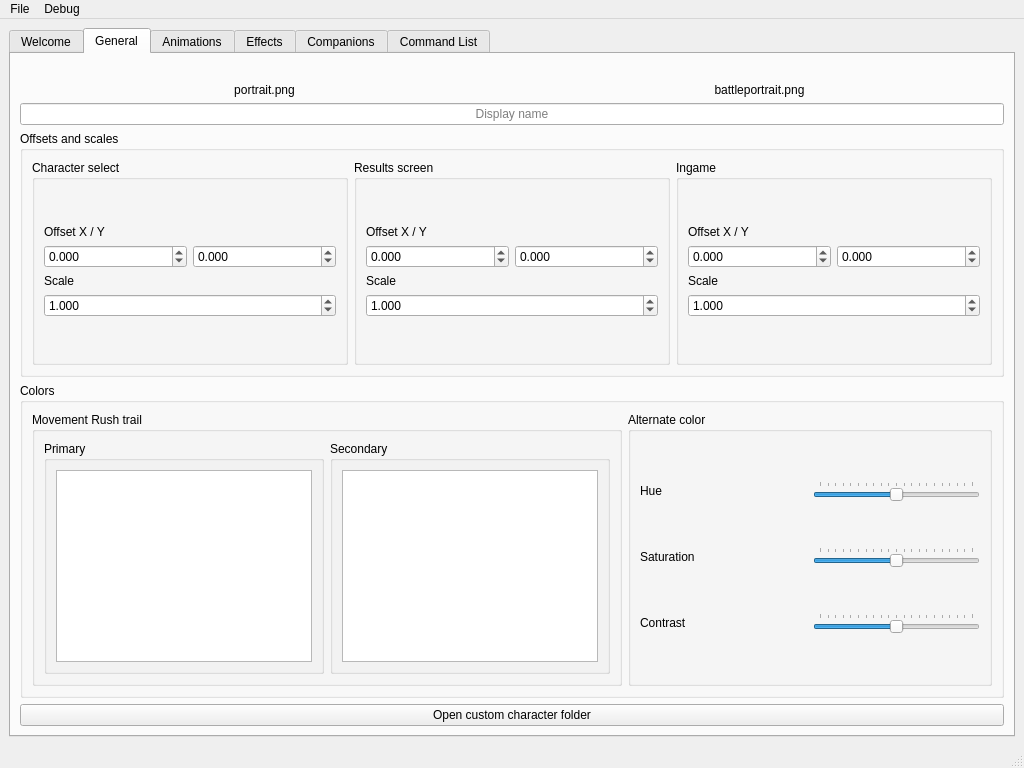
This is gui-tool/ui/form.ui in headshot2017/smbzg-charloader as Qt 5 draws it before an edit. The edited form follows.
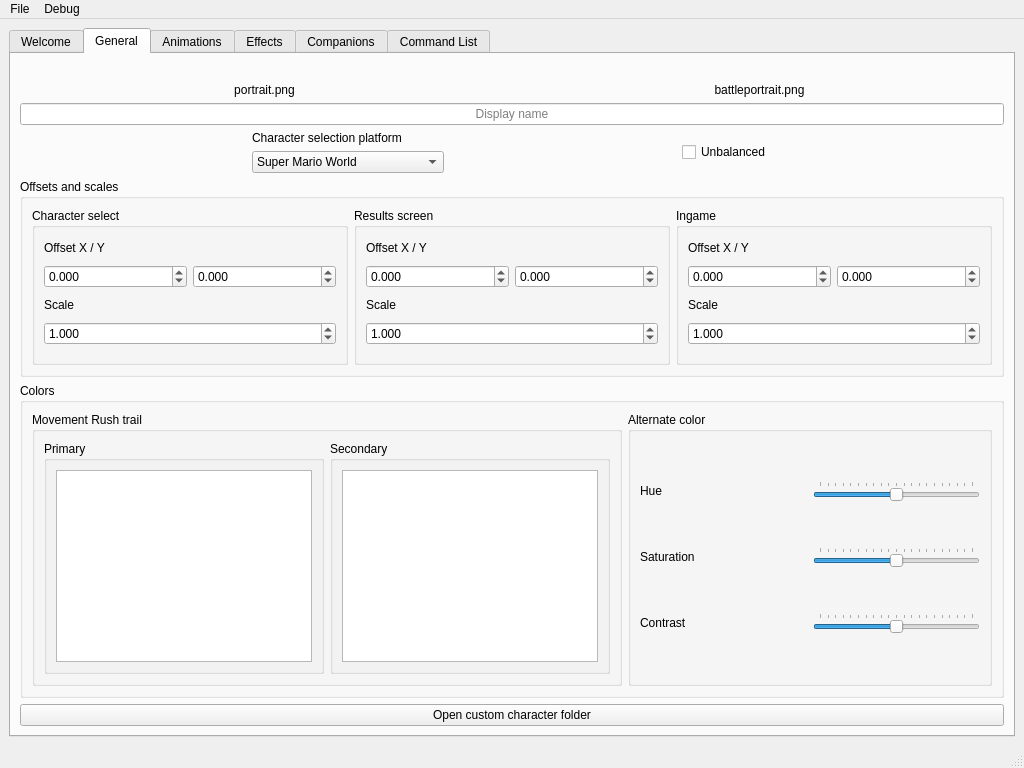
This is the edited form. The open tabs and pages were chosen to show the change. Icons and pictures are not drawn. Custom widgets are drawn as their Qt base class.

Commit message: gui-tool: allow changing platform and unbalanced

Patch:
```diff
--- a/gui-tool/ui/form.ui
+++ b/gui-tool/ui/form.ui
@@ -66,7 +66,7 @@
        </attribute>
        <layout class="QVBoxLayout" name="verticalLayout_2">
         <item>
-         <layout class="QVBoxLayout" name="layout_tabGeneral" stretch="0,0,0,0,0">
+         <layout class="QVBoxLayout" name="layout_tabGeneral" stretch="0,0,0,0,0,0">
           <property name="leftMargin">
            <number>0</number>
           </property>
@@ -201,6 +201,81 @@
             </property>
            </widget>
           </item>
+          <item>
+           <layout class="QHBoxLayout" name="horizontalLayout_5">
+            <item>
+             <layout class="QVBoxLayout" name="verticalLayout_3">
+              <item>
+               <widget class="QLabel" name="label_9">
+                <property name="sizePolicy">
+                 <sizepolicy hsizetype="Fixed" vsizetype="Fixed">
+                  <horstretch>0</horstretch>
+                  <verstretch>0</verstretch>
+                 </sizepolicy>
+                </property>
+                <property name="text">
+                 <string>Character selection platform</string>
+                </property>
+               </widget>
+              </item>
+              <item>
+               <widget class="QComboBox" name="combobox_platform">
+                <property name="sizePolicy">
+                 <sizepolicy hsizetype="Fixed" vsizetype="Fixed">
+                  <horstretch>0</horstretch>
+                  <verstretch>0</verstretch>
+                 </sizepolicy>
+                </property>
+                <property name="minimumSize">
+                 <size>
+                  <width>192</width>
+                  <height>0</height>
+                 </size>
+                </property>
+                <item>
+                 <property name="text">
+                  <string>Super Mario World</string>
+                 </property>
+                </item>
+                <item>
+                 <property name="text">
+                  <string>Doomship</string>
+                 </property>
+                </item>
+                <item>
+                 <property name="text">
+                  <string>Yoshi's Island</string>
+                 </property>
+                </item>
+                <item>
+                 <property name="text">
+                  <string>Goomba</string>
+                 </property>
+                </item>
+                <item>
+                 <property name="text">
+                  <string>Underground Maze</string>
+                 </property>
+                </item>
+               </widget>
+              </item>
+             </layout>
+            </item>
+            <item>
+             <widget class="QCheckBox" name="checkbox_unbalanced">
+              <property name="sizePolicy">
+               <sizepolicy hsizetype="Fixed" vsizetype="Fixed">
+                <horstretch>0</horstretch>
+                <verstretch>0</verstretch>
+               </sizepolicy>
+              </property>
+              <property name="text">
+               <string>Unbalanced</string>
+              </property>
+             </widget>
+            </item>
+           </layout>
+          </item>
           <item>
            <widget class="QGroupBox" name="groupbox_os">
             <property name="title">
@@ -208,19 +283,12 @@
             </property>
             <layout class="QHBoxLayout" name="horizontalLayout_6">
              <item>
-              <layout class="QHBoxLayout" name="horizontalLayout_5">
-               <item>
                 <widget class="QGroupBox" name="groupbox_os_charselect">
                  <property name="title">
                   <string>Character select</string>
                  </property>
                  <layout class="QVBoxLayout" name="verticalLayout_6">
                   <item>
-                   <layout class="QVBoxLayout" name="verticalLayout_3">
-                    <property name="sizeConstraint">
-                     <enum>QLayout::SetDefaultConstraint</enum>
-                    </property>
-                    <item>
                      <widget class="QLabel" name="label">
                       <property name="sizePolicy">
                        <sizepolicy hsizetype="Preferred" vsizetype="Fixed">
@@ -302,8 +370,6 @@
                      </widget>
                     </item>
                    </layout>
-                  </item>
-                 </layout>
                 </widget>
                </item>
                <item>
@@ -313,8 +379,6 @@
                  </property>
                  <layout class="QVBoxLayout" name="verticalLayout_4">
                   <item>
-                   <layout class="QVBoxLayout" name="verticalLayout_7">
-                    <item>
                      <widget class="QLabel" name="label_4">
                       <property name="sizePolicy">
                        <sizepolicy hsizetype="Preferred" vsizetype="Fixed">
@@ -402,8 +466,6 @@
                      </widget>
                     </item>
                    </layout>
-                  </item>
-                 </layout>
                 </widget>
                </item>
                <item>
@@ -413,8 +475,6 @@
                  </property>
                  <layout class="QVBoxLayout" name="verticalLayout_5">
                   <item>
-                   <layout class="QVBoxLayout" name="verticalLayout_8">
-                    <item>
                      <widget class="QLabel" name="label_6">
                       <property name="sizePolicy">
                        <sizepolicy hsizetype="Preferred" vsizetype="Fixed">
@@ -502,11 +562,7 @@
                      </widget>
                     </item>
                    </layout>
-                  </item>
-                 </layout>
-                </widget>
-               </item>
-              </layout>
+              </widget>
              </item>
             </layout>
            </widget>
```
Left out of the diff: 2 changed lines with no effect on the pictures. Lines whose indentation alone changed are shown as unchanged. The commit also changes 2 other files.
